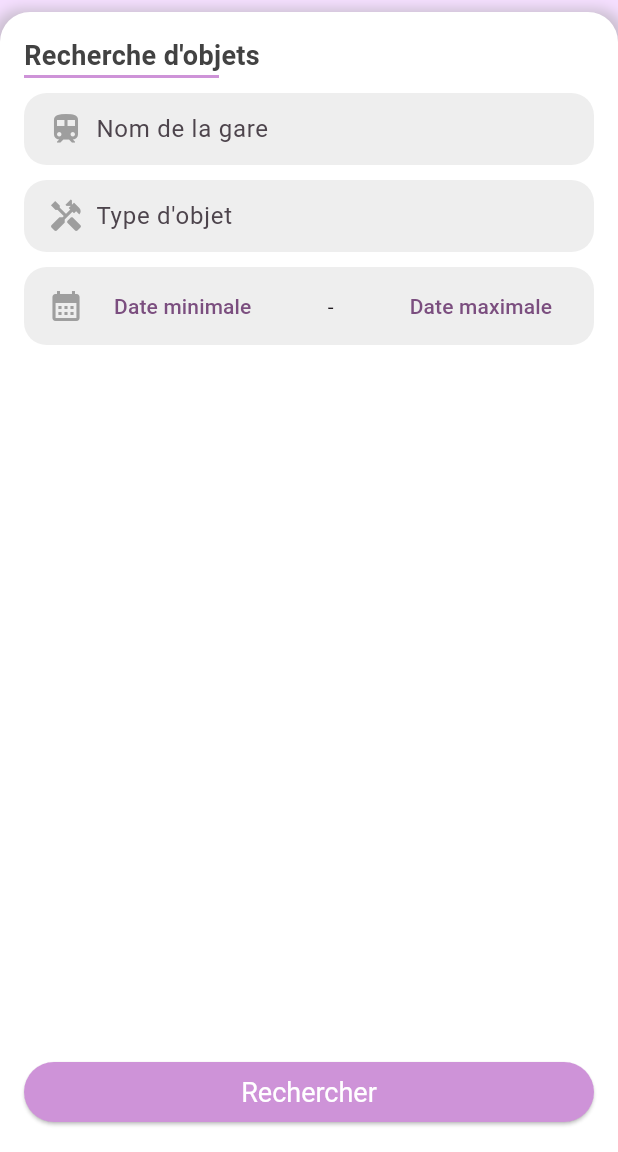
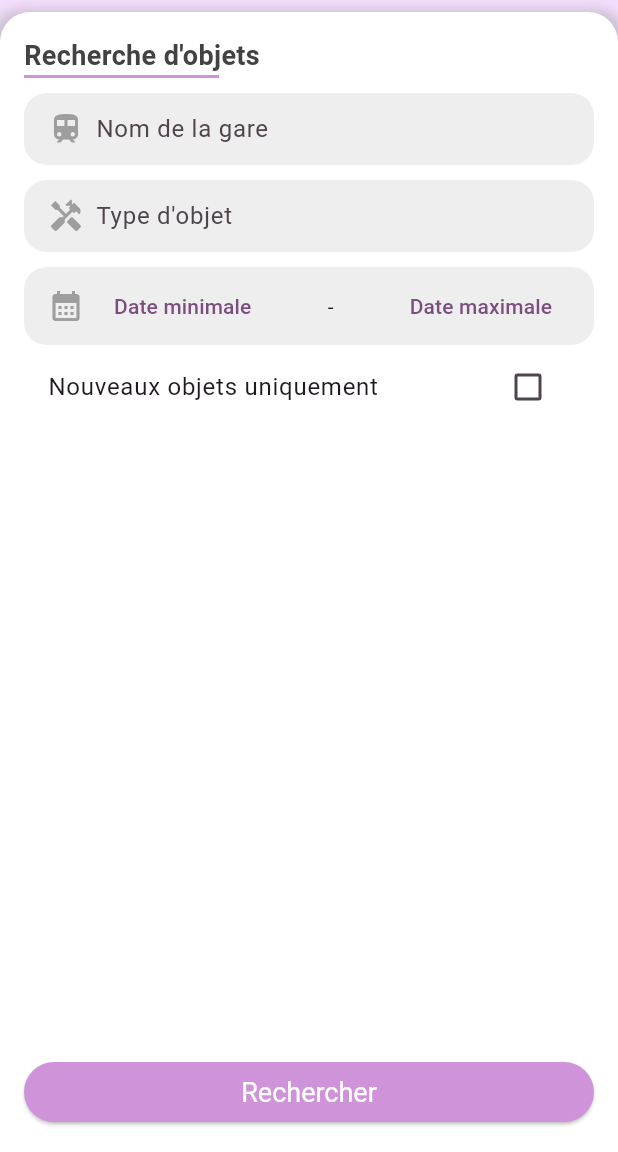
Before and after one commit to robjo82/flutter-api-discovery, a Flutter app: the SearchPage screen opened directly, after a tap on "Rechercher", on a phone screen of 412 x 824 dp, the part 84-1236 px from its top. Run offline on Flutter 3.47's test engine with Material 3 defaults, Android fonts, the phone set to English and light mode, and no system bars; our stand-ins replace sqflite; accounts and stored records are empty; network calls fail.

Commit message:
quick search

```diff
--- a/lib/pages/search_page.dart
+++ b/lib/pages/search_page.dart
@@ -1,5 +1,6 @@
 import 'package:flutter/material.dart';
 import 'package:myapp/models/found_object.dart';
+import 'package:myapp/services/database_helper.dart';
 import 'package:myapp/services/sncf_data.dart';
 import 'package:myapp/widgets/custom_text_input.dart';
 import 'package:myapp/widgets/date_picker.dart';
@@ -14,15 +15,59 @@ class SearchPage extends StatefulWidget {
 
 class _SearchPageState extends State<SearchPage> {
   List<FoundObject>? _futureFoundObjects;
+  List<Map<String, dynamic>> _recentSearches = [];
 
   final TextEditingController _stationController = TextEditingController();
   final TextEditingController _typeController = TextEditingController();
   DateTime? _selectedMinDate;
   DateTime? _selectedMaxDate;
+  bool onlyView = false;
+
+  @override
+  void initState() {
+    super.initState();
+    _loadRecentSearches(); // Charger les recherches récentes au démarrage
+  }
+
+  // Charger les trois dernières recherches depuis la base de données
+  Future<void> _loadRecentSearches() async {
+    List<Map<String, dynamic>> searches =
+        await DatabaseHelper().getRecentSearches(); // Limiter à 3
+    setState(() {
+      _recentSearches = searches;
+    });
+  }
+
+  // Effectuer une recherche basée sur une recherche récente
+  void _searchFromRecent(Map<String, dynamic> recentSearch) {
+    setState(() {
+      _stationController.text = recentSearch['station_name'] ?? '';
+      _typeController.text = recentSearch['object_type'] ?? '';
+      _selectedMinDate = DateTime.tryParse(recentSearch['date_min'] ?? '');
+      _selectedMaxDate = DateTime.tryParse(recentSearch['date_max'] ?? '');
+      onlyView =
+          recentSearch['only_new'] == 1; // SQLite stocke booléens comme int
+    });
+
+    // Lancer la recherche
+    SncfData()
+        .searchFoundObjects(
+            stationName: _stationController.text,
+            objectType: _typeController.text,
+            dateMin: _selectedMinDate,
+            dateMax: _selectedMaxDate,
+            onlyNew: onlyView)
+        .then((value) {
+      setState(() {
+        _futureFoundObjects = value;
+      });
+    });
+  }
 
   @override
   Widget build(BuildContext context) {
     return Scaffold(
+        resizeToAvoidBottomInset: false,
         backgroundColor: const Color.fromRGBO(245, 223, 255, 1),
         appBar: AppBar(
           title: Image.asset("assets/logo-dark.png", width: 160),
@@ -88,7 +133,43 @@ class _SearchPageState extends State<SearchPage> {
                       initialMinDate: _selectedMinDate,
                       initialMaxDate: _selectedMaxDate,
                     ),
-                    const Spacer(),
+                    CheckboxListTile(
+                      title: const Text("Nouveaux objets uniquement"),
+                      value: onlyView,
+                      onChanged: (value) {
+                        setState(() {
+                          onlyView = value!;
+                        });
+                      },
+                    ),
+                    const SizedBox(
+                        height:
+                            16), // Espacement avant la liste des recherches récentes
+                    if (_recentSearches.isNotEmpty) ...[
+                      const Text(
+                        "Recherches récentes",
+                        style: TextStyle(
+                            fontWeight: FontWeight.bold, fontSize: 16),
+                      ),
+                      ListView.builder(
+                        shrinkWrap: true,
+                        itemCount: _recentSearches.length,
+                        itemBuilder: (context, index) {
+                          final search = _recentSearches[index];
+                          return ListTile(
+                            title: Text(
+                                '${search['station_name']} - ${search['object_type']}'),
+                            subtitle: Text(
+                                'Du ${search['date_min'] ?? 'N/A'} au ${search['date_max'] ?? 'N/A'}'),
+                            onTap: () => _searchFromRecent(
+                                search), // Effectuer la recherche
+                          );
+                        },
+                      ),
+                    ] else ...[
+                      const Spacer()
+                    ],
+                    const SizedBox(height: 16),
                     Row(
                       children: [
                         Expanded(
@@ -97,13 +178,22 @@ class _SearchPageState extends State<SearchPage> {
                             // Rechercher et afficher les résultats
                             final String stationName = _stationController.text;
                             final String objectType = _typeController.text;
+
+                            //enregistrer la recherche
+                            DatabaseHelper().insertRecentSearch(
+                                stationName: stationName,
+                                objectType: objectType,
+                                dateMin: _selectedMinDate,
+                                dateMax: _selectedMaxDate,
+                                onlyNew: onlyView);
+
                             SncfData()
                                 .searchFoundObjects(
-                              stationName: stationName,
-                              objectType: objectType,
-                              dateMin: _selectedMinDate,
-                              dateMax: _selectedMaxDate,
-                            )
+                                    stationName: stationName,
+                                    objectType: objectType,
+                                    dateMin: _selectedMinDate,
+                                    dateMax: _selectedMaxDate,
+                                    onlyNew: onlyView)
                                 .then((value) {
                               setState(() {
                                 _futureFoundObjects = value;
--- a/lib/services/sncf_data.dart
+++ b/lib/services/sncf_data.dart
@@ -1,6 +1,7 @@
 import 'dart:convert';
 import 'package:myapp/models/found_object.dart';
 import 'package:http/http.dart' as http;
+import 'package:myapp/services/database_helper.dart';
 
 class SncfData {
   final String apiUrl =
@@ -22,6 +23,7 @@ class SncfData {
     String? objectType, // Filtrer par type d'objet
     DateTime? dateMin, // Filtrer par date minimale
     DateTime? dateMax, // Filtrer par date maximale
+    bool onlyNew = false, // Si true, les objets déjà vus sont exclus
   }) async {
     String whereClause = '';
 
@@ -33,8 +35,9 @@ class SncfData {
 
     //Ajoute le filtre Type
     if (objectType != null && objectType.isNotEmpty) {
-      if(whereClause.isNotEmpty) whereClause += '%20AND%20';
-      whereClause += 'gc_obo_type_c%20%3D%20%22${Uri.encodeComponent(objectType)}%22';
+      if (whereClause.isNotEmpty) whereClause += '%20AND%20';
+      whereClause +=
+          'gc_obo_type_c%20%3D%20%22${Uri.encodeComponent(objectType)}%22';
     }
 
     // Ajoute le filtre par date min
@@ -61,7 +64,22 @@ class SncfData {
 
     if (response.statusCode == 200) {
       final List<dynamic> data = json.decode(response.body)['results'];
-      return data.map((item) => FoundObject.fromJson(item)).toList();
+      List<FoundObject> foundObjects =
+          data.map((item) => FoundObject.fromJson(item)).toList();
+
+      // Si onlyNew est activé, filtrer les objets déjà vus
+      if (onlyNew) {
+        // Récupérer les objets déjà vus depuis la base de données
+        final dbHelper = DatabaseHelper();
+        List<String> viewedObjectIds = await dbHelper.getViewedObjectIds();
+
+        // Filtrer les objets dont l'ID est déjà vu
+        foundObjects = foundObjects.where((object) {
+          return !viewedObjectIds.contains(object.getUniqueId());
+        }).toList();
+      }
+
+      return foundObjects;
     } else {
       throw Exception('Erreur lors de la récupération des objets trouvés');
     }
```
Also changed, not shown: lib/services/database_helper.dart (+10 -0 lines), lib/widgets/object_card.dart (+15 -10 lines).
